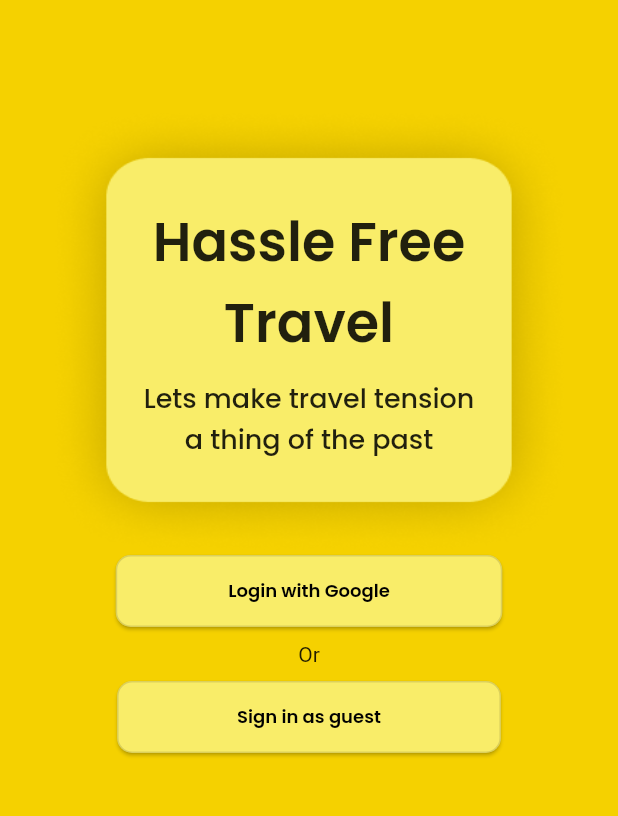
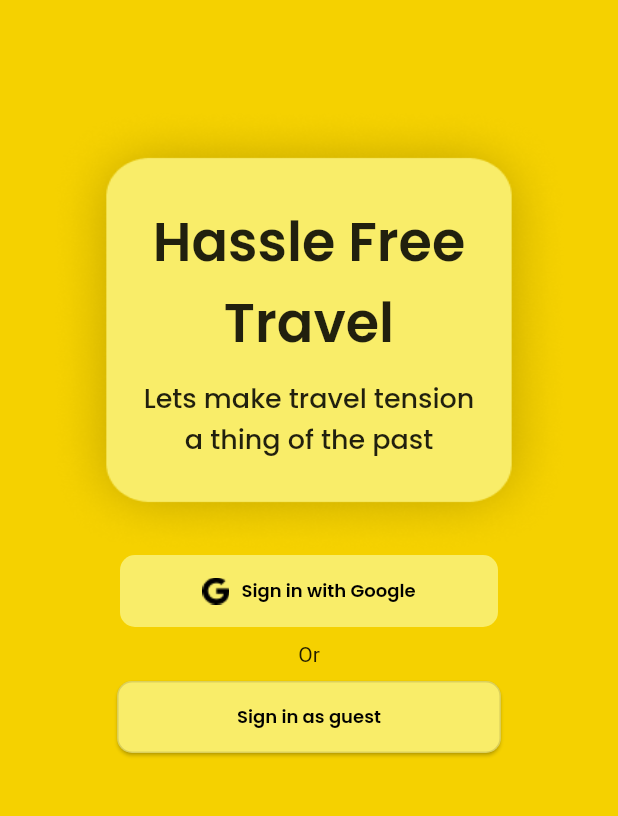
Before and after one commit to Project-Airway/Flutter-Airway, a Flutter app: the user_onboard2 screen opened by its route, on a phone screen of 412 x 824 dp, the part 138-954 px from its top. Run offline on Flutter 3.47's test engine with Material 2 defaults, Android fonts, the phone set to English and light mode, and no system bars; our stand-ins replace concentric_transition.

Commit message:
added TextButton icon widget for sign in Button

```diff
--- a/lib/Pages/User_onboard2.dart
+++ b/lib/Pages/User_onboard2.dart
@@ -70,42 +70,55 @@ class user_onboard2 extends StatelessWidget {
 
 
 
-              // TextButton.icon(onPressed: (){},
-              //     style: TextButton.styleFrom(
-              //       padding: const EdgeInsets.fromLTRB(75, 15, 75, 15),
-              //       backgroundColor: Color.fromRGBO(249, 237, 105, 1),
-              //       primary: Colors.black
-              //     ),
-              //     icon: Image(image: AssetImage('assets/Vector.png')),
-              //     label: Text('Sign in with Google'),
-              //
-              // )
-
-              ElevatedButton(
-                  style: ElevatedButton.styleFrom(
-                      primary: Color.fromRGBO(249, 237, 105, 1), //background color of button
-                      side: BorderSide(width:1, color:Colors.black12), //border width and color
-                      elevation: 1, //elevation of button
-                      shape: RoundedRectangleBorder( //to set border radius to button
-                          borderRadius: BorderRadius.circular(10)
-                      ),
-                      padding: EdgeInsets.fromLTRB(75, 15, 75, 15) //content padding inside button
-                  ),
-                  onPressed: (){
+              TextButton.icon(onPressed: (){
                 Navigator.push(
                             context,
                             MaterialPageRoute(builder: (context) => user_onboard3()),
                           );
               },
-                 child: Text('Login with Google',
+                  style: TextButton.styleFrom(
+                    padding: const EdgeInsets.fromLTRB(55, 15, 55, 15),
+                    backgroundColor: Color.fromRGBO(249, 237, 105, 1),
+                    primary: Colors.black,
+                    shape: RoundedRectangleBorder(
+                      borderRadius: BorderRadius.circular(10)
+                    )
+                  ),
+                  icon: Image(image: AssetImage('assets/Vector.png')),
+                  label: Text('Sign in with Google',
                   style: TextStyle(color: Colors.black,
                     fontSize: 12,
                     fontFamily: 'poppins',
                     fontWeight: FontWeight.w600,
+                  ),),
+
               ),
 
-                ),
-              ),
+              // ElevatedButton(
+              //     style: ElevatedButton.styleFrom(
+              //         primary: Color.fromRGBO(249, 237, 105, 1), //background color of button
+              //         side: BorderSide(width:1, color:Colors.black12), //border width and color
+              //         elevation: 1, //elevation of button
+              //         shape: RoundedRectangleBorder( //to set border radius to button
+              //             borderRadius: BorderRadius.circular(10)
+              //         ),
+              //         padding: EdgeInsets.fromLTRB(75, 15, 75, 15) //content padding inside button
+              //     ),
+              //     onPressed: (){
+              //       Navigator.push(
+              //         context,
+              //         MaterialPageRoute(builder: (context) => user_onboard3()),
+              //       );
+              //     },
+              //    child: Text('Login with Google',
+              //       style: TextStyle(color: Colors.black,
+              //           fontSize: 12,
+              //           fontFamily: 'poppins',
+              //           fontWeight: FontWeight.w600,
+              //    ),
+              //
+              //   ),
+              // ),
               SizedBox(height: 10),
               Text('Or'),
 
```
Lines whose indentation alone changed are shown as unchanged.
